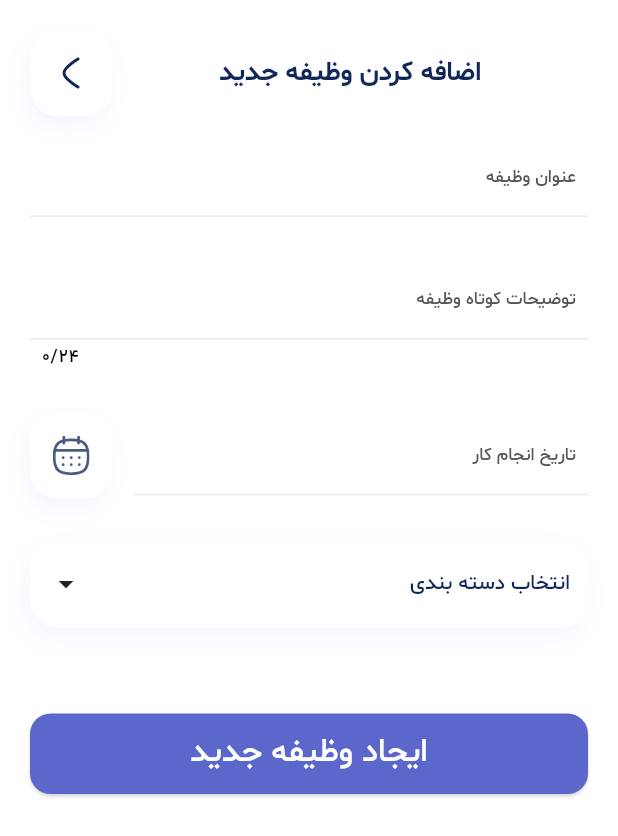
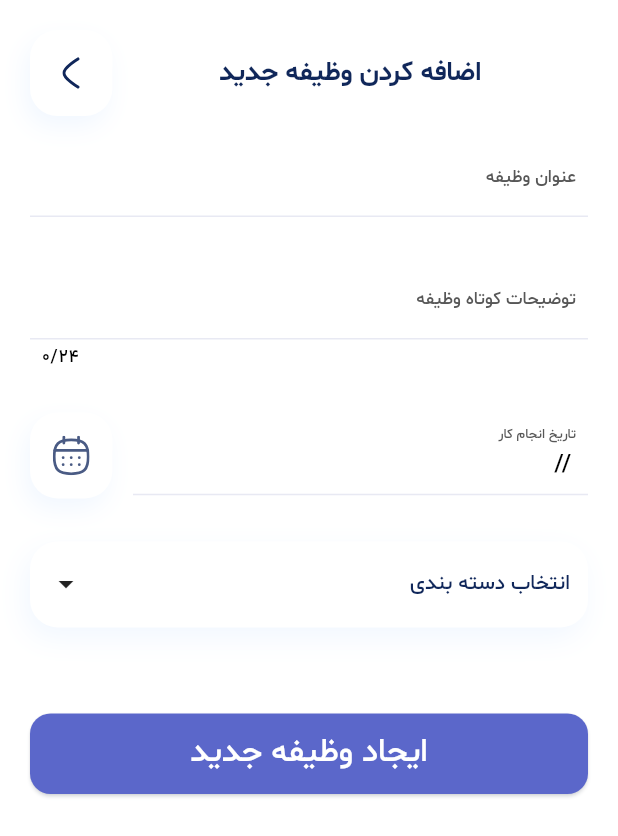
Before and after one commit to NovaTeamDevs/nova_task, a Flutter app: the AddOrEditTaskScreen screen opened directly, on a phone screen of 412 x 824 dp. Shown: the top 836 px of the screen. Run offline on Flutter 3.47's test engine with Material 3 defaults, Android fonts, the phone set to English and light mode, and no system bars; our stand-ins replace dotted_border, fl_chart, flutter_colorpicker, flutter_screenutil, flutter_svg, get and 3 more; missing offline and left inert: persian_datetime_picker; accounts and stored records are empty; statements that could not run were skipped.

Commit message:
impl TaskController and taskTimePicker method

```diff
--- a/lib/core/widgets/selected_date_button.dart
+++ b/lib/core/widgets/selected_date_button.dart
@@ -5,12 +5,14 @@ import 'package:get/get.dart';
 
 class SelectedDateButton extends StatelessWidget {
   const SelectedDateButton({
-    super.key,
+    super.key, required this.onTap,
   });
-
+  final VoidCallback onTap;
   @override
   Widget build(BuildContext context) {
-    return Container(
+    return GestureDetector(
+      onTap: onTap,
+      child: Container(
         width: 48.w,
         height: 48.h,
         decoration: BoxDecoration(
@@ -27,6 +29,7 @@ class SelectedDateButton extends StatelessWidget {
         child: Center(
           child: SvgPicture.asset("assets/svgs/Calendar.svg",height: 22.h,),
         ),
+      ),
     );
   }
 }
--- a/lib/core/widgets/text_field_widget.dart
+++ b/lib/core/widgets/text_field_widget.dart
@@ -4,14 +4,16 @@ import 'package:get/get.dart';
 import '../resources/dimens.dart';
 
 class TextFieldWidget extends StatelessWidget {
-  const TextFieldWidget({super.key, this.controller, this.label, this.validator, this.maxLength});
+  const TextFieldWidget({super.key, this.controller, this.label, this.validator, this.maxLength,this.readOnly = false});
   final TextEditingController? controller;
   final String? label;
+  final bool readOnly;
   final String? Function(String? value)? validator;
   final int? maxLength;
   @override
   Widget build(BuildContext context) {
     return TextFormField(
+      readOnly: readOnly,
       controller: controller,
       validator: validator,
       maxLength: maxLength,
--- a/lib/views/add_or_edit_task.dart
+++ b/lib/views/add_or_edit_task.dart
@@ -2,6 +2,7 @@ import 'package:flutter/cupertino.dart';
 import 'package:flutter/material.dart';
 import 'package:flutter_screenutil/flutter_screenutil.dart';
 import 'package:get/get.dart';
+import 'package:nova_task/controllers/task_controller.dart';
 import 'package:nova_task/core/resources/app_strings.dart';
 import 'package:nova_task/core/resources/dimens.dart';
 import 'package:nova_task/core/widgets/app_button_widget.dart';
@@ -9,6 +10,7 @@ import 'package:nova_task/core/widgets/back_button_widget.dart';
 import 'package:nova_task/core/widgets/select_category_button.dart';
 import 'package:nova_task/core/widgets/selected_date_button.dart';
 import 'package:nova_task/core/widgets/text_field_widget.dart';
+import 'package:persian_datetime_picker/persian_datetime_picker.dart';
 
 class AddOrEditTaskScreen extends StatelessWidget {
   const AddOrEditTaskScreen({super.key});
@@ -20,7 +22,10 @@ class AddOrEditTaskScreen extends StatelessWidget {
         child: Padding(
           padding: const EdgeInsets.all(Dimens.pageMargin),
           child: SingleChildScrollView(
-            child: Column(
+            child: GetBuilder<TaskController>(
+              init: TaskController(),
+              builder: (taskController) {
+                return Column(
                   children: [
                     // app bar
                     Row(
@@ -41,9 +46,15 @@ class AddOrEditTaskScreen extends StatelessWidget {
                     Row(
                       crossAxisAlignment: CrossAxisAlignment.center,
                       children: [
-                    const Expanded(child: TextFieldWidget(label: AppStrings.taskDateLabel)),
+                         Expanded(child: TextFieldWidget(
+                            controller: taskController.dateText,
+                            label: AppStrings.taskDateLabel,
+                            readOnly: true,
+                        )),
                         SizedBox(width: Dimens.medium.w,),
-                    const SelectedDateButton(),
+                        SelectedDateButton(
+                          onTap: () => taskController.taskTimePicker(context),
+                        ),
                       ],
                     ),
                     SizedBox(height: Dimens.large.h),
@@ -56,6 +67,8 @@ class AddOrEditTaskScreen extends StatelessWidget {
                       text: AppStrings.createTask,
                     )
                   ],
+                );
+              }
             ),
           ),
         ),
--- a/lib/views/category_screen.dart
+++ b/lib/views/category_screen.dart
@@ -25,7 +25,7 @@ class CategoryScreen extends StatelessWidget {
         child: Padding(
           padding: const EdgeInsets.all(Dimens.pageMargin),
           child: GetBuilder<CategoryController>(
-              init: CategoryController(),
+
             builder: (controller) {
               return Column(
                 crossAxisAlignment: CrossAxisAlignment.center,
```
Also changed, not shown: lib/controllers/task_controller.dart (added, +35 -0 lines), lib/views/home_screen.dart (+20 -5 lines). Lines whose indentation alone changed are shown as unchanged.
